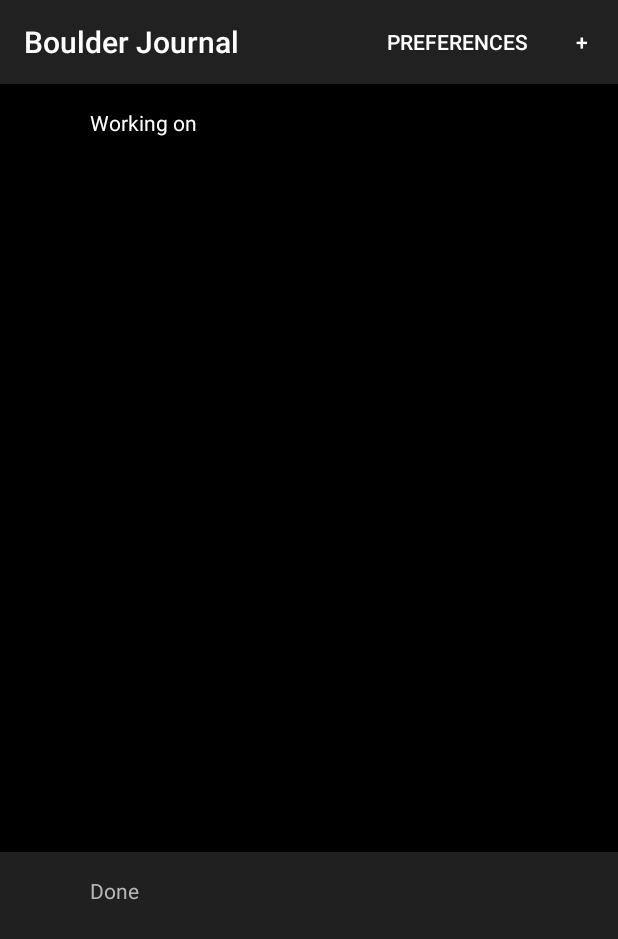
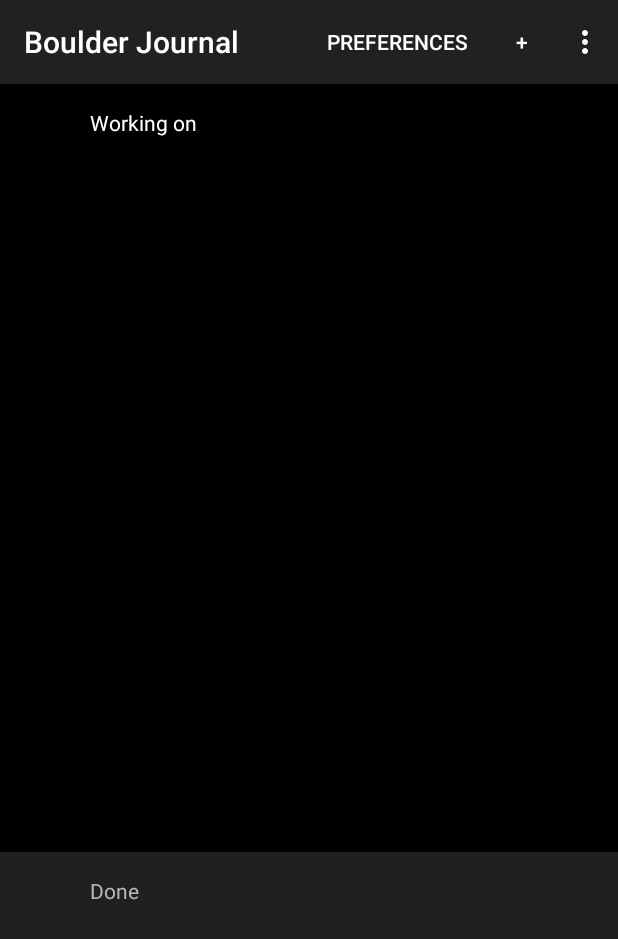
Before and after one commit to yossaj/bouldering_route_tracker, an Android app: the MainActivity screen opened directly, with no data from a screen before it, on a phone screen of 412 x 824 dp. Shown: the top 939 px of the screen. Run offline under Robolectric (Android 15) with nearby library versions, the phone set to English and light mode, and no system bars; our stand-ins replace Firebase (no records; nobody signed in at launch, a user with empty details on screens opened directly), Room's generated code; libraries missing offline, so code that uses them is left out: com.firebase.jobdispatcher; 4 statements that could not run were skipped.

Commit message:
user can now sign in or out from a google account - content is still local

```diff
--- a/app/src/main/java/com/example/boulderjournal/MainActivity.java
+++ b/app/src/main/java/com/example/boulderjournal/MainActivity.java
@@ -13,10 +13,13 @@ import android.os.Bundle;
 import android.view.Menu;
 import android.view.MenuInflater;
 import android.view.MenuItem;
+import android.widget.Toast;
 
 import com.example.boulderjournal.data.AppDatabase;
 import com.example.boulderjournal.data.RouteEntry;
 import com.example.boulderjournal.notifications.ScheduleReminderUtil;
+import com.google.firebase.auth.FirebaseAuth;
+import com.google.firebase.auth.FirebaseUser;
 
 import java.util.List;
 
@@ -34,11 +37,19 @@ public class MainActivity extends AppCompatActivity implements RouteAdapter.Item
 
     private MainViewModel viewModel;
 
+    private FirebaseAuth mAuth;
+    private FirebaseUser currentUser;
+    private String userName;
+
     @Override
     protected void onCreate(Bundle savedInstanceState) {
         super.onCreate(savedInstanceState);
         setContentView(R.layout.activity_main);
         ScheduleReminderUtil.scheduleReminder(this, getString(R.string.shared_preference_key), getString(R.string.climb_day_key));
+
+        mAuth = FirebaseAuth.getInstance();
+        currentUser = mAuth.getCurrentUser();
+        userName = currentUser.getDisplayName();
 
         mRecycleViewToDo = (RecyclerView)findViewById(R.id.recyclerRoutesToDo);
         mRecycleViewToDo.setLayoutManager(new LinearLayoutManager(this));
@@ -101,7 +112,10 @@ public class MainActivity extends AppCompatActivity implements RouteAdapter.Item
         }else if(id == R.id.preferences) {
             Intent launchPreferences = new Intent(MainActivity.this, AppPreferences.class);
             startActivity(launchPreferences);
+        }else if(id == R.id.sign_out_menu){
+            signOut();
         }
+
         return super.onOptionsItemSelected(item);
     }
 
@@ -196,4 +210,16 @@ public class MainActivity extends AppCompatActivity implements RouteAdapter.Item
 
     }
 
+    public void signOut() {
+        if (mAuth.getCurrentUser() != null) {
+            Toast.makeText(getBaseContext(),  userName + " : Signed Out", Toast.LENGTH_LONG).show();
+            mAuth.signOut();
+            Intent returnToSignIn = new Intent(MainActivity.this, LoginActivty.class);
+            startActivity(returnToSignIn);
+        } else {
+            Toast.makeText(getBaseContext(), "Already signed out", Toast.LENGTH_LONG).show();
+        }
+
+    }
+
 }
--- a/app/src/main/res/layout/activity_login_activty.xml
+++ b/app/src/main/res/layout/activity_login_activty.xml
@@ -19,11 +19,5 @@
         android:layout_width="wrap_content"
         android:layout_height="wrap_content" />
 
-    <Button
-        android:id="@+id/sign_out"
-        android:layout_width="wrap_content"
-        android:layout_height="wrap_content"
-        android:text="Sign Out"/>
-
 
 </LinearLayout>
--- a/app/src/main/res/menu/add_route_menu_button.xml
+++ b/app/src/main/res/menu/add_route_menu_button.xml
@@ -21,6 +21,12 @@
         android:orderInCategory="2"
         app:showAsAction="always" />
 
+    <item
+        android:id="@+id/sign_out_menu"
+        android:title="Sign Out"
+        android:orderInCategory="100"
+        app:showAsAction="ifRoom"/>
+
 
 
 
```
Also changed, not shown: app/src/main/java/com/example/boulderjournal/LoginActivty.java (+6 -22 lines).
